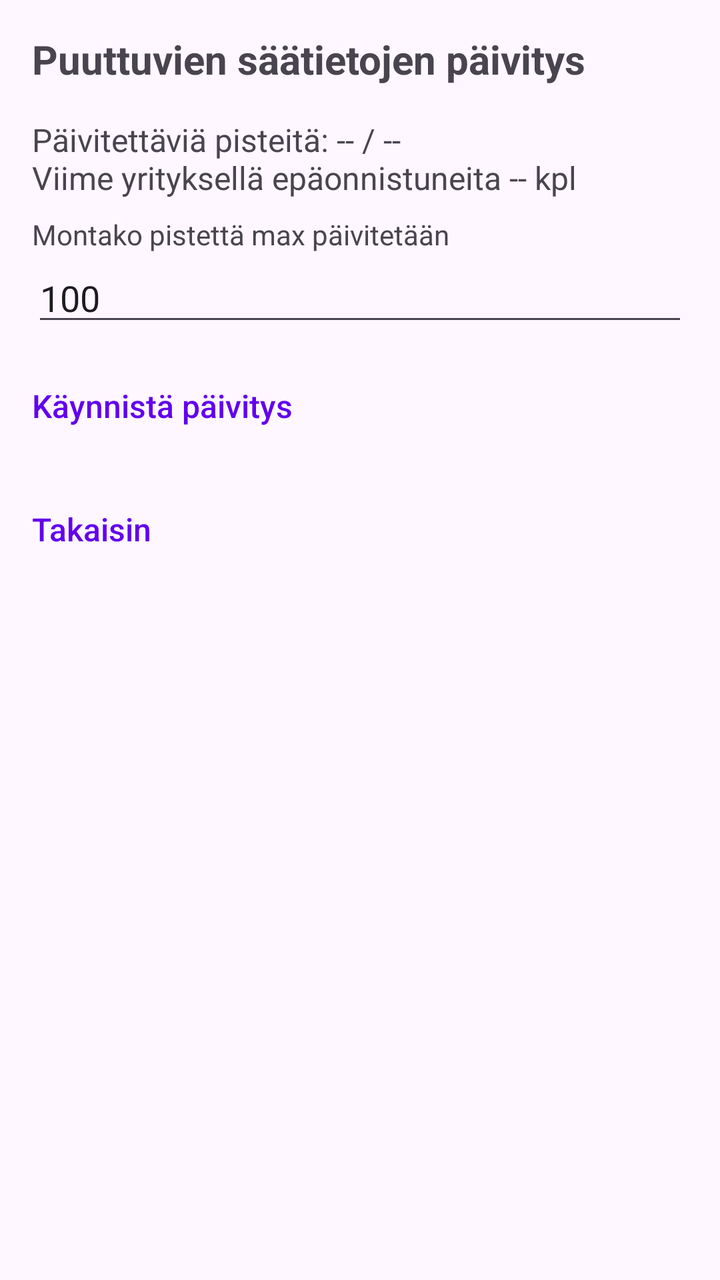
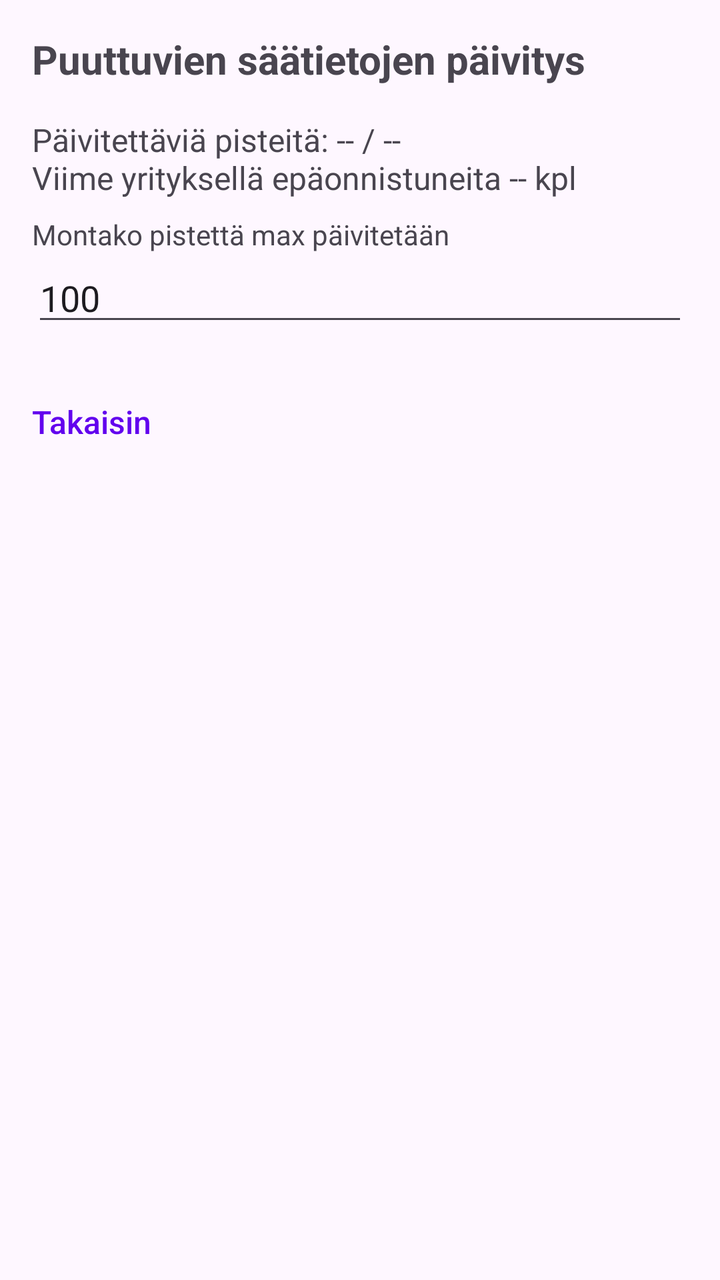

The first picture is an Android layout as it rendered before a commit; the second is the same layout after the commit. The layout source and the unified diff follow.
<!-- AndroidManifest.xml: application theme Theme.KalaKartta -->
<!-- res/layout/activity_weather_update.xml -->
<?xml version="1.0" encoding="utf-8"?>
<ScrollView xmlns:android="http://schemas.android.com/apk/res/android"
    android:layout_width="match_parent"
    android:layout_height="match_parent"
    android:padding="16dp">

    <LinearLayout
        android:layout_width="match_parent"
        android:layout_height="wrap_content"
        android:orientation="vertical">

        <TextView
            android:id="@+id/titleText"
            android:layout_width="match_parent"
            android:layout_height="wrap_content"
            android:text="Puuttuvien säätietojen päivitys"
            android:textSize="20sp"
            android:textStyle="bold"
            android:layout_marginBottom="16dp" />

        <TextView
            android:id="@+id/pointsToUpdateText"
            android:layout_width="match_parent"
            android:layout_height="wrap_content"
            android:text="Päivitettäviä pisteitä: -- / --&#10;Viime yrityksellä epäonnistuneita -- kpl"
            android:textSize="16sp"
            android:layout_marginBottom="8dp" />

        <TextView
            android:layout_width="match_parent"
            android:layout_height="wrap_content"
            android:text="Montako pistettä max päivitetään"
            android:textSize="14sp" />

        <EditText
            android:id="@+id/maxCountEditText"
            android:layout_width="match_parent"
            android:layout_height="wrap_content"
            android:inputType="number"
            android:text="100"
            android:layout_marginBottom="16dp" />

    <TextView
        android:id="@+id/startButton"
        style="@style/TextAppearance.KalaKartta.ActionLink"
        android:layout_width="match_parent"
        android:layout_height="wrap_content"
        android:text="Käynnistä päivitys"
        android:background="?attr/selectableItemBackground"
        android:clickable="true"
        android:focusable="true"
        android:paddingTop="8dp"
        android:paddingBottom="8dp"
        android:layout_marginBottom="16dp" />

        <LinearLayout
            android:id="@+id/progressLayout"
            android:layout_width="match_parent"
            android:layout_height="wrap_content"
            android:orientation="vertical"
            android:visibility="gone">

            <ProgressBar
                android:id="@+id/progressBar"
                style="?android:attr/progressBarStyleHorizontal"
                android:layout_width="match_parent"
                android:layout_height="wrap_content"
                android:max="100"
                android:progress="0" />

            <TextView
                android:id="@+id/statusText"
                android:layout_width="match_parent"
                android:layout_height="wrap_content"
                android:text="Päivitetään..."
                android:textSize="14sp"
                android:layout_marginTop="4dp" />

            <TextView
                android:id="@+id/statsText"
                android:layout_width="match_parent"
                android:layout_height="wrap_content"
                android:text=""
                android:textSize="14sp"
                android:layout_marginTop="4dp" />

        <TextView
            android:id="@+id/cancelButton"
            style="@style/TextAppearance.KalaKartta.ActionLink"
            android:layout_width="wrap_content"
            android:layout_height="wrap_content"
            android:text="Peruuta"
            android:background="?attr/selectableItemBackground"
            android:clickable="true"
            android:focusable="true"
            android:paddingTop="8dp"
            android:paddingBottom="8dp"
            android:layout_gravity="center_horizontal"
            android:layout_marginTop="8dp" />
        </LinearLayout>

        <LinearLayout
            android:id="@+id/resultLayout"
            android:layout_width="match_parent"
            android:layout_height="wrap_content"
            android:orientation="vertical"
            android:visibility="gone"
            android:layout_marginTop="16dp">

            <TextView
                android:id="@+id/summaryText"
                android:layout_width="match_parent"
                android:layout_height="wrap_content"
                android:text="Päivitys valmis."
                android:textStyle="bold"
                android:textSize="16sp" />

            <TextView
                android:id="@+id/successCountText"
                android:layout_width="match_parent"
                android:layout_height="wrap_content"
                android:text="Onnistuneesti päivitetty: 0" />

            <TextView
                android:id="@+id/failureCountText"
                android:layout_width="match_parent"
                android:layout_height="wrap_content"
                android:text="Virheellisiä: 0" />

            <TextView
                android:id="@+id/errorLogButton"
                style="@style/TextAppearance.KalaKartta.ActionLink"
                android:layout_width="match_parent"
                android:layout_height="wrap_content"
                android:text="Näytä virheloki"
                android:background="?attr/selectableItemBackground"
                android:clickable="true"
                android:focusable="true"
                android:paddingTop="8dp"
                android:paddingBottom="8dp"
                android:layout_marginTop="8dp"
                android:visibility="gone" />
        </LinearLayout>

        <TextView
            android:id="@+id/okButton"
            style="@style/TextAppearance.KalaKartta.ActionLink"
            android:layout_width="match_parent"
            android:layout_height="wrap_content"
            android:text="OK"
            android:background="?attr/selectableItemBackground"
            android:clickable="true"
            android:focusable="true"
            android:paddingTop="8dp"
            android:paddingBottom="8dp"
            android:layout_marginTop="24dp"
            android:visibility="gone" />

        <TextView
            android:id="@+id/backButton"
            style="@style/TextAppearance.KalaKartta.ActionLink"
            android:layout_width="match_parent"
            android:layout_height="wrap_content"
            android:text="Takaisin"
            android:background="?attr/selectableItemBackground"
            android:clickable="true"
            android:focusable="true"
            android:paddingTop="8dp"
            android:paddingBottom="8dp"
            android:layout_marginTop="8dp" />

    </LinearLayout>
</ScrollView>
<!-- resources referenced by this layout -->
<resources>
  <style name="TextAppearance.KalaKartta.ActionLink" parent="TextAppearance.KalaKartta.MenuLink">
          <item name="android:textColor">@color/link_color</item>
      </style>
  <style name="Theme.KalaKartta" parent="Base.Theme.KalaKartta" />
  <style name="TextAppearance.KalaKartta.MenuLink" parent="">
          <item name="android:fontFamily">sans-serif-medium</item>
          <item name="android:textSize">16sp</item>
          <item name="android:textColor">?android:attr/textColorPrimary</item>
          <item name="android:textStyle">normal</item>
      </style>
  <color name="link_color">#6200EE</color>
  <style name="Base.Theme.KalaKartta" parent="Theme.Material3.DayNight.NoActionBar">
          
          <item name="colorPrimary">#6200EE</item>
          <item name="colorOnPrimary">#FFFFFF</item>
          <item name="editTextStyle">@style/Widget.AppCompat.EditText</item>
          <item name="android:spinnerStyle">@style/Widget.AppCompat.Spinner</item>
      </style>
</resources>

<!-- the commit's change to res/layout/activity_weather_update.xml (unified diff, before → after) -->
@@ -49,6 +49,7 @@
         android:background="?attr/selectableItemBackground"
         android:clickable="true"
         android:focusable="true"
+        android:visibility="gone"
         android:paddingTop="8dp"
         android:paddingBottom="8dp"
         android:layout_marginBottom="16dp" />
